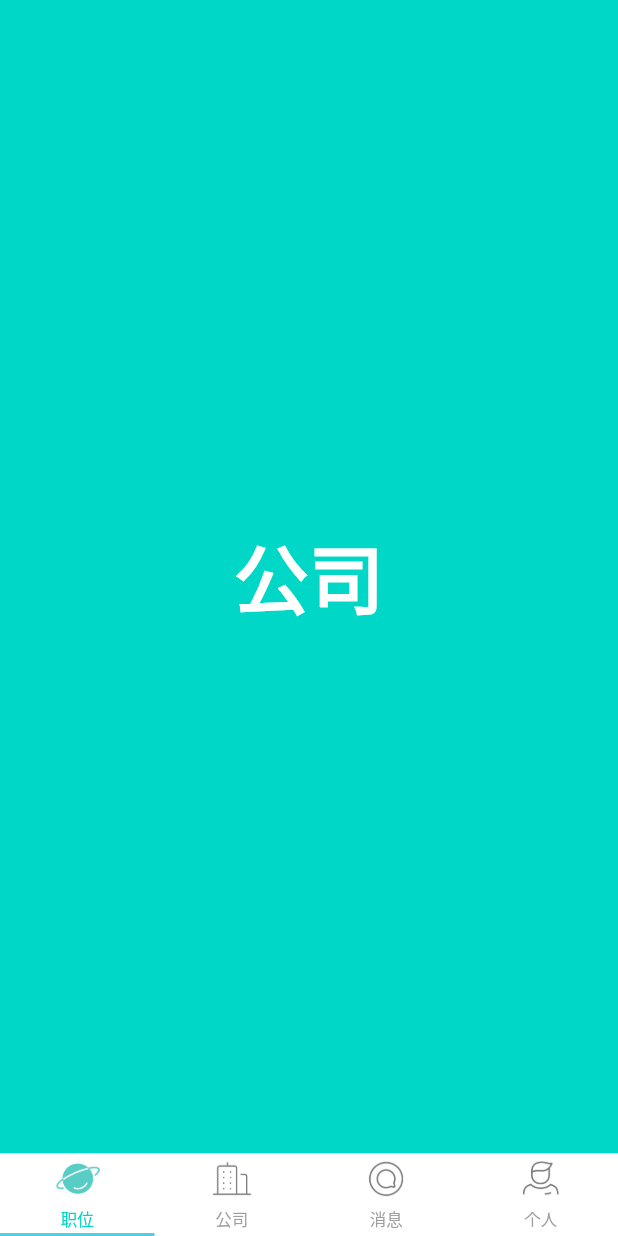
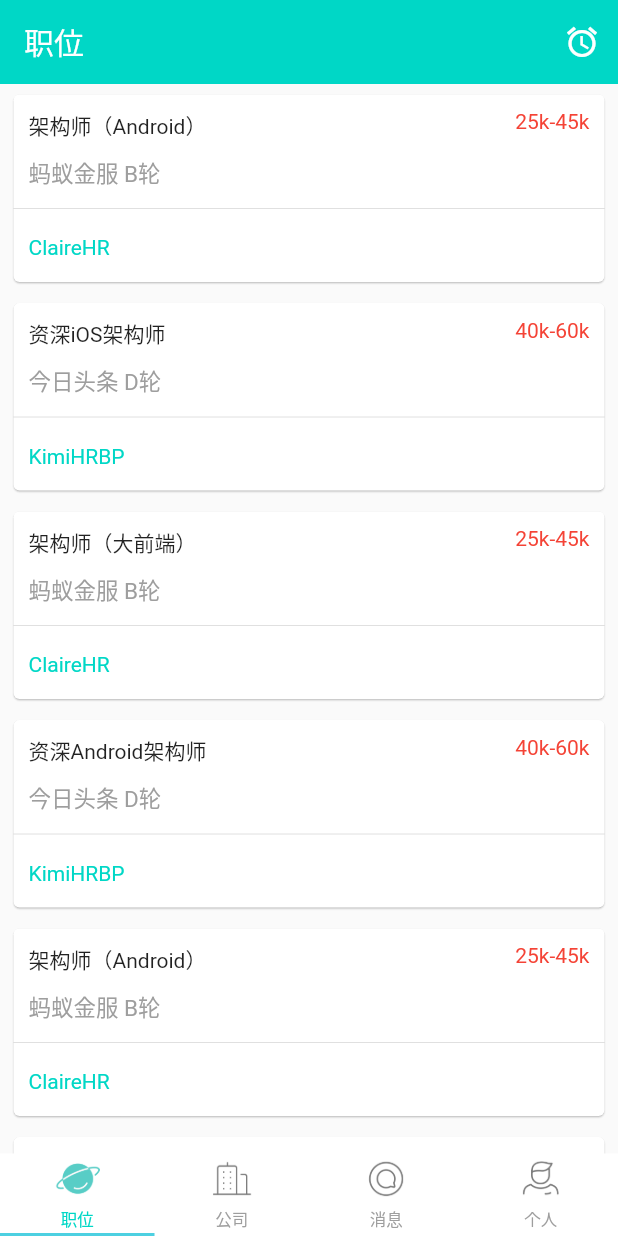
Before and after one commit to youngleish/flutter_demo, a Flutter app: the screen it shows after launch, on a phone screen of 412 x 824 dp. Run offline on Flutter 3.47's test engine with Material 2 defaults, Android fonts, the phone set to English and light mode, and no system bars.

Commit message:
add job screen

```diff
--- /dev/null
+++ b/lib/item/job_item.dart
@@ -0,0 +1,99 @@
+import 'package:flutter/material.dart';
+import 'package:flutter_demo/model/job.dart';
+
+class JobListItem extends StatelessWidget {
+  final Job jobList;
+  JobListItem(this.jobList);
+
+  @override
+  Widget build(BuildContext context) {
+    return Padding(
+      padding: EdgeInsets.symmetric(
+        vertical: 3.0,
+        horizontal: 5.0
+      ),
+      child: SizedBox(
+        child: Card(
+          elevation: 0.5, //阴影大小
+          child: Row(
+            crossAxisAlignment: CrossAxisAlignment.start,
+            children: <Widget>[
+              Expanded(
+                child: Column(
+                  crossAxisAlignment: CrossAxisAlignment.start,
+                  mainAxisSize: MainAxisSize.min,
+                  children: <Widget>[
+                    Row(
+                      children: <Widget>[
+                        Padding(
+                          padding: const EdgeInsets.only(
+                            top: 10.0,
+                            left: 10.0,
+                            bottom: 5.0
+                          ),
+                          child: Text(jobList.name),
+                        ),
+                        new Expanded(
+                          child: Column(
+                            crossAxisAlignment: CrossAxisAlignment.end,
+                            children: <Widget>[
+                              Padding(
+                                padding: const EdgeInsets.only(
+                                  right: 10.0
+                                ),
+                                child: Text(
+                                  jobList.salary,
+                                  style: TextStyle(
+                                    color: Colors.red
+                                  ),
+                                ),
+                              ),
+                            ],
+                          ),
+                        )
+                      ],
+                    ),
+                    Container(
+                      child: new Text(
+                        jobList.cname+' '+jobList.size,
+                        // textAlign: TextAlign.right,
+                        style: TextStyle(
+                          fontSize: 15.0,
+                          color: Colors.grey
+                        ),
+                      ),
+                      margin: const EdgeInsets.only(
+                        top: 5.0,
+                        left: 10.0,
+                        bottom: 5.0
+                      ),
+                    ),
+                    Divider(),
+                    Row(
+                      children: <Widget>[
+                        Padding(
+                          padding: const EdgeInsets.only(
+                            top: 10.0,
+                            left: 10.0,
+                            right: 5.0,
+                            bottom: 15.0
+                          ),
+                          child: Text(
+                            jobList.username + '' + jobList.title,
+                            style: TextStyle(
+                              color: Color.fromARGB(255, 0, 215, 198)
+                            ),
+                          ),
+                        )
+                      ],
+                    )
+                  ],
+                ),
+              )
+            ],
+          ),
+        ),
+      ),
+    );
+  }
+}
--- /dev/null
+++ b/lib/model/job.dart
@@ -0,0 +1,45 @@
+import 'dart:convert';
+
+import 'package:flutter/material.dart';
+
+class Job {
+  final String name;
+  final String cname;
+  final String size;
+  final String salary;
+  final String username;
+  final String title;
+
+  // 构造器
+  Job({
+    @required this.name,
+    @required this.cname,
+    @required this.size,
+    @required this.salary,
+    @required this.username,
+    @required this.title
+  });
+  // json串转换成json格式数据
+  static List<Job> fromJson(String json) {
+    // 初始化数据
+    List<Job> listModel = new List<Job>();
+    // JSON 解析， 定义list[]
+    List list = jsonDecode(json)['list'];
+    list.forEach((obj) {
+      var model = Job.fromMapData(obj);
+      listModel.add(model);
+    });
+    return listModel;
+  }
+  // map变成companyModel = json对象
+  static Job fromMapData(Map map) {
+    return new Job(
+      name: map['name'],
+      cname: map['cname'],
+      size: map['size'],
+      salary: map['salary'],
+      username: map['username'],
+      title: map['title']
+    );
+  }
+}
--- a/lib/screen/Job/JobMainScreen.dart
+++ b/lib/screen/Job/JobMainScreen.dart
@@ -1,4 +1,6 @@
 import 'package:flutter/material.dart';
+import 'package:flutter_demo/item/job_item.dart';
+import 'package:flutter_demo/model/job.dart';
 
 class JobScreen extends StatefulWidget {
   @override
@@ -11,17 +13,112 @@
 }
 
 class _JobScreenState extends State<JobScreen> {
+  List<Job> _jobList = [];
+
+  @override
+  void initState() {
+    super.initState();
+    // 数据加载
+    getJobList();
+  }
+
+  getJobList() {
+    setState(() {
+      _jobList = Job.fromJson("""
+        {
+          "list": [
+            {
+              "name": "架构师（Android）",
+              "cname": "蚂蚁金服",
+              "size": "B轮",
+              "salary": "25k-45k",
+              "username": "Claire",
+              "title": "HR"
+            },
+            {
+              "name": "资深iOS架构师",
+              "cname": "今日头条",
+              "size": "D轮",
+              "salary": "40k-60k",
+              "username": "Kimi",
+              "title": "HRBP"
+            },
+            {
+              "name": "架构师（大前端）",
+              "cname": "蚂蚁金服",
+              "size": "B轮",
+              "salary": "25k-45k",
+              "username": "Claire",
+              "title": "HR"
+            },
+            {
+              "name": "资深Android架构师",
+              "cname": "今日头条",
+              "size": "D轮",
+              "salary": "40k-60k",
+              "username": "Kimi",
+              "title": "HRBP"
+            },
+            {
+              "name": "架构师（Android）",
+              "cname": "蚂蚁金服",
+              "size": "B轮",
+              "salary": "25k-45k",
+              "username": "Claire",
+              "title": "HR"
+            },
+            {
+              "name": "Flutter工程师",
+              "cname": "今日头条",
+              "size": "D轮",
+              "salary": "40k-60k",
+              "username": "Kimi",
+              "title": "HRBP"
+            }
+          ]
+        }
+      """);
+    });
+  }
+
   @override
   Widget build(BuildContext context) {
-    return Material(
-      color: Color.fromARGB(255, 0, 215, 198),
-      child: Center(
-        child: Text(
-          '公司',
-          style: TextStyle(
-              fontSize: 50, fontWeight: FontWeight.bold, color: Colors.white),
+    return Scaffold(
+      // backgroundColor: Color.fromARGB(255, 242, 242, 245),
+      appBar: new AppBar(
+        elevation: 0.0,
+        title: Text(
+          '职位',
+          style: TextStyle(fontSize: 20.0, color: Colors.white),
+        ),
+        actions: <Widget>[
+          IconButton(
+            icon: Icon(
+              Icons.access_alarm,
+              color: Colors.white,
+            ),
+            onPressed: () {
+              print('点击按钮了');
+            }
+          )
+        ],
+      ),
+      body: Center(
+        child: ListView.builder(
+          itemCount: _jobList.length,
+          itemBuilder: buildJobItem
         ),
       ),
     );
   }
+  Widget buildJobItem(BuildContext context, int index) {
+    Job job = _jobList[index];
+    var jobItem = new InkWell(
+      onTap: () {
+        print('点击列表');
+      },
+      child: new JobListItem(job),
+    );
+    return jobItem;
+  }
 }
```
